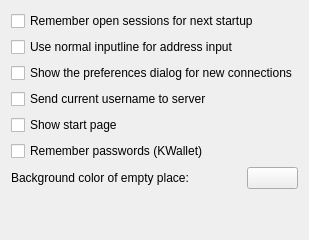
The window that config/general.ui (KDE/krdc) describes before a commit, drawn with Qt 5.
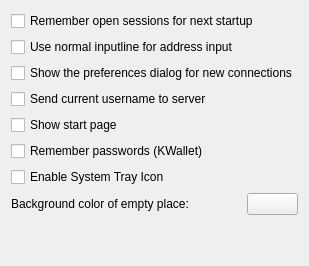
The same window after the commit. Custom widgets are drawn as their Qt base class.

Commit message: New feature: optional system tray icon for KRDC. Disabled by default. Bookmarks support is only initial. Better integration will follow. Remove some unneeded casts.

Patch:
```diff
--- a/config/general.ui
+++ b/config/general.ui
@@ -44,6 +44,13 @@
      </property>
     </widget>
    </item>
+   <item>
+    <widget class="QCheckBox" name="kcfg_SystemTrayIcon" >
+     <property name="text" >
+      <string>Enable System Tray Icon</string>
+     </property>
+    </widget>
+   </item>
    <item>
     <layout class="QHBoxLayout" >
      <item>
```
The commit also changes 7 other files.
